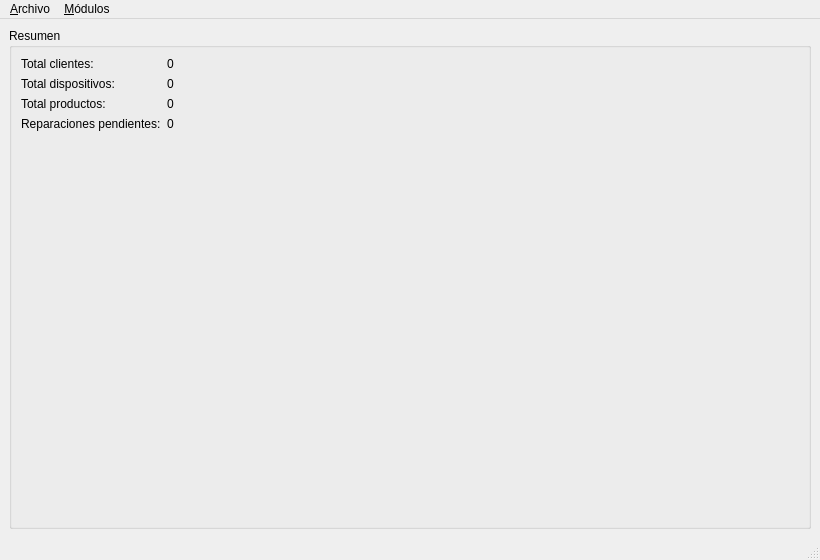
galdotech/app_mateo, file app/ui/main_window.ui: the form before one commit.
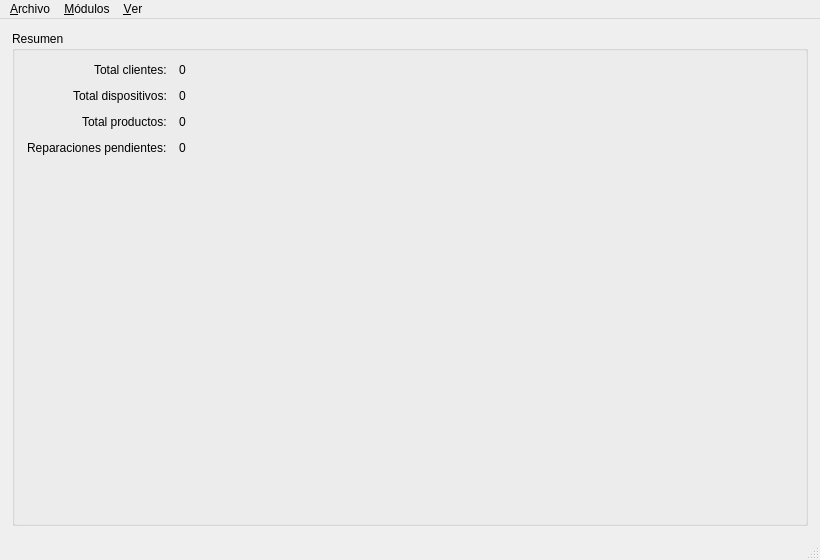
The form after the commit.

```diff
--- a/app/ui/main_window.ui
+++ b/app/ui/main_window.ui
@@ -6,11 +6,24 @@
   <property name="windowTitle"><string>Inventario Base</string></property>
 
   <widget class="QWidget" name="centralwidget">
-   <layout class="QVBoxLayout" name="verticalLayoutMain">
+     <layout class="QVBoxLayout" name="verticalLayoutMain">
+      <property name="spacing"><number>12</number></property>
+      <property name="leftMargin"><number>12</number></property>
+      <property name="topMargin"><number>12</number></property>
+      <property name="rightMargin"><number>12</number></property>
+      <property name="bottomMargin"><number>12</number></property>
     <item>
      <widget class="QGroupBox" name="groupBoxResumen">
       <property name="title"><string>Resumen</string></property>
       <layout class="QFormLayout" name="formLayoutResumen">
+       <property name="labelAlignment">
+        <set>Qt::AlignRight|Qt::AlignVCenter</set>
+       </property>
+       <property name="spacing"><number>12</number></property>
+       <property name="leftMargin"><number>12</number></property>
+       <property name="topMargin"><number>12</number></property>
+       <property name="rightMargin"><number>12</number></property>
+       <property name="bottomMargin"><number>12</number></property>
        <item row="0" column="0"><widget class="QLabel" name="labelClientes"><property name="text"><string>Total clientes:</string></property></widget></item>
        <item row="0" column="1"><widget class="QLabel" name="label_total_clientes"><property name="text"><string>0</string></property></widget></item>
 
@@ -40,8 +53,14 @@
     <addaction name="actionInventario"/>
     <addaction name="actionReparaciones"/>
    </widget>
+   <widget class="QMenu" name="menuVer">
+    <property name="title"><string>&amp;Ver</string></property>
+    <addaction name="actionTemaClaro"/>
+    <addaction name="actionTemaOscuro"/>
+   </widget>
    <addaction name="menuArchivo"/>
    <addaction name="menuModulos"/>
+   <addaction name="menuVer"/>
   </widget>
 
   <widget class="QStatusBar" name="statusbar"/>
```
Left out of the diff: 2 changed lines with no effect on the pictures.
